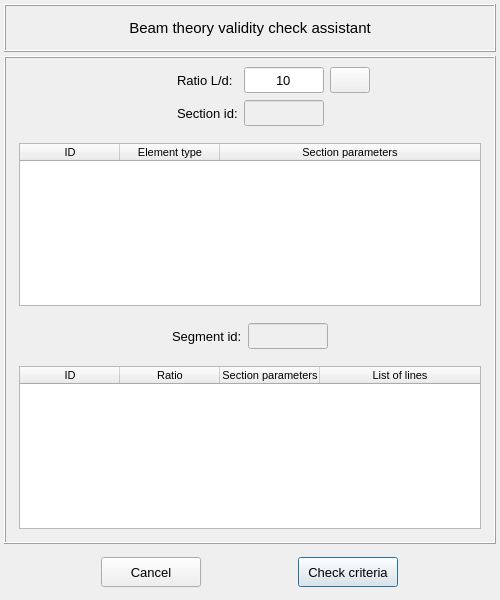
Qt form pulse/interface/data/ui_files/criterias/beam_criteria_assistant.ui (open-pulse/OpenPulse) before a commit.
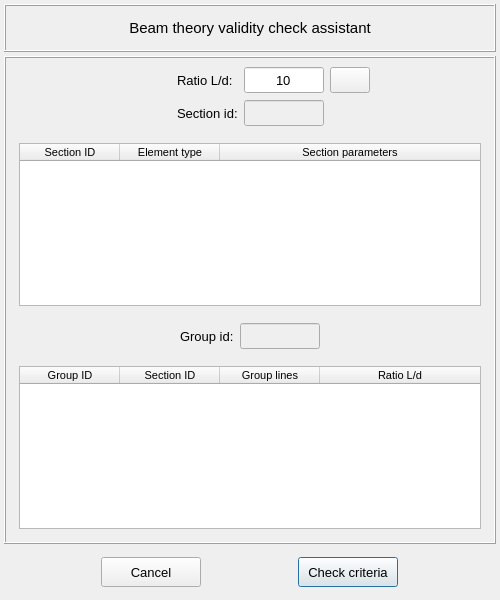
The same form after that commit. Icons and pictures are not drawn.

Commit message: Enhancements on the beam validity criteria checker

```diff
--- a/pulse/interface/data/ui_files/criterias/beam_criteria_assistant.ui
+++ b/pulse/interface/data/ui_files/criterias/beam_criteria_assistant.ui
@@ -442,7 +442,7 @@
            </attribute>
            <column>
             <property name="text">
-             <string>ID</string>
+             <string>Section ID</string>
             </property>
             <property name="textAlignment">
              <set>AlignCenter</set>
@@ -523,7 +523,7 @@
             </font>
            </property>
            <property name="text">
-            <string>Segment id:</string>
+            <string>Group id:</string>
            </property>
           </widget>
          </item>
@@ -632,7 +632,7 @@
            </attribute>
            <column>
             <property name="text">
-             <string>ID</string>
+             <string>Group ID</string>
             </property>
             <property name="textAlignment">
              <set>AlignCenter</set>
@@ -640,7 +640,7 @@
            </column>
            <column>
             <property name="text">
-             <string>Ratio</string>
+             <string>Section ID</string>
             </property>
             <property name="textAlignment">
              <set>AlignCenter</set>
@@ -648,7 +648,7 @@
            </column>
            <column>
             <property name="text">
-             <string>Section parameters</string>
+             <string>Group lines</string>
             </property>
             <property name="textAlignment">
              <set>AlignCenter</set>
@@ -656,7 +656,7 @@
            </column>
            <column>
             <property name="text">
-             <string>List of lines</string>
+             <string>Ratio L/d</string>
             </property>
             <property name="textAlignment">
              <set>AlignCenter</set>
```
The commit also changes 6 other files.
